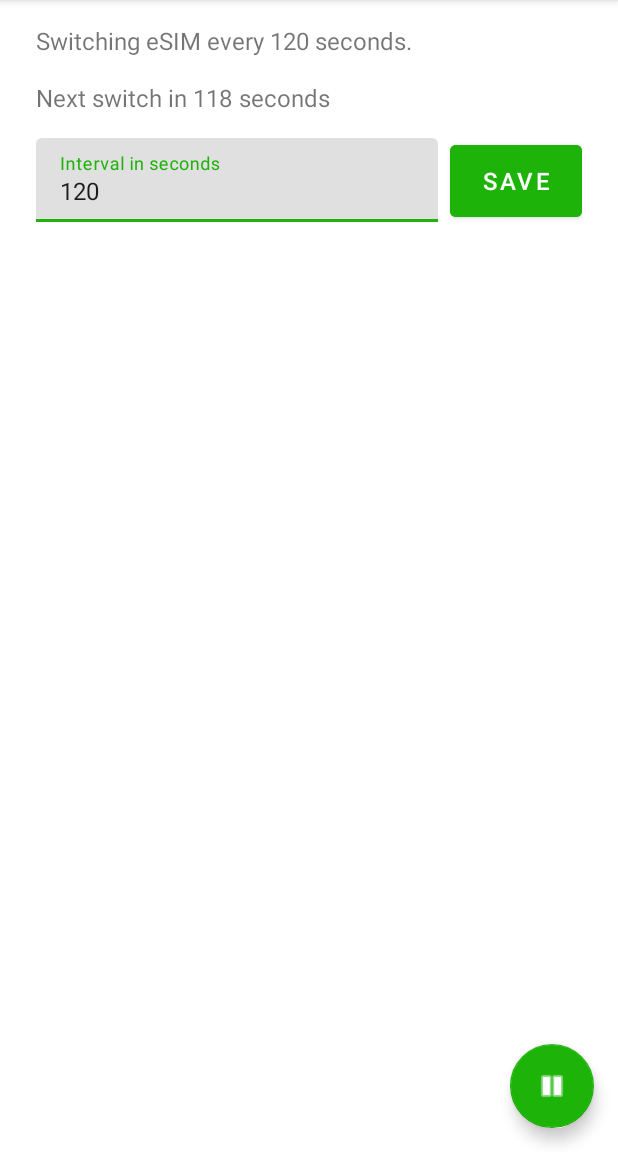
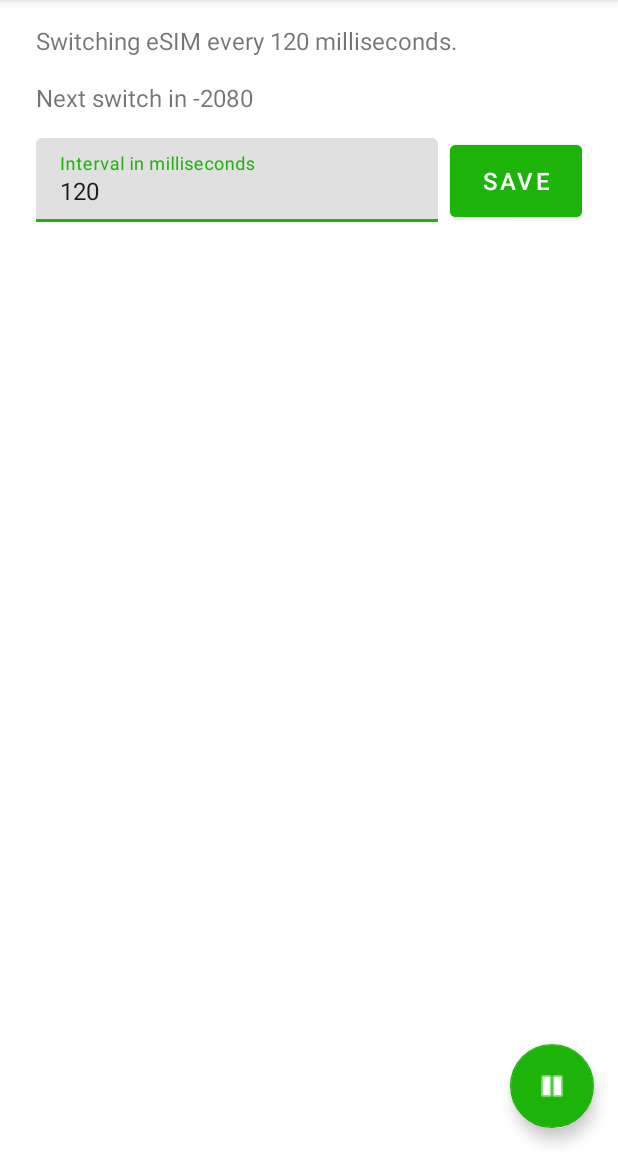
Before and after one commit to Alumnae/Revolver1s, an Android app: the screen it shows after launch (MainActivity), after a tap on "SAVE", on a phone screen of 412 x 824 dp, the part 84-1236 px from its top. Run offline under Robolectric (Android 15) with nearby library versions, the phone set to English and light mode, and no system bars; 2 statements that could not run were skipped.

Commit message:
seconds to milliseconds

```diff
--- a/app/src/main/java/ee/nekoko/revolver1s/MainActivity.kt
+++ b/app/src/main/java/ee/nekoko/revolver1s/MainActivity.kt
@@ -31,7 +31,7 @@ class MainActivity : AppCompatActivity() {
     private lateinit var nextSwitch: TextView
     private lateinit var fab: FloatingActionButton
     private lateinit var simCheckboxesContainer: LinearLayout
-    private var intervalInSeconds: Long = 0
+    private var intervalInMilliSeconds: Long = 0
     private var nextSwitchTime: Long = 0 // don't init
     private var handler: Handler = Handler(Looper.getMainLooper()) // To run tasks every second
     private var runnable: Runnable? = null
@@ -51,7 +51,7 @@ class MainActivity : AppCompatActivity() {
         fab = findViewById(R.id.fab)
         simCheckboxesContainer = findViewById(R.id.simCheckboxesContainer)
         sharedPreferences = getSharedPreferences("eSimPreferences", MODE_PRIVATE)
-        intervalInSeconds = sharedPreferences.getLong("interval", 120)
+        intervalInMilliSeconds = sharedPreferences.getLong("interval", 120)
         window.statusBarColor = resources.getColor(R.color.primary)
 
         startRecurringTimer()
@@ -61,7 +61,7 @@ class MainActivity : AppCompatActivity() {
             updateFABIcon(fab)
             // Start or stop your eSIM switching work based on the play/pause state
             if (isPlaying) {
-                Log.i("FAB", "Enqueued request in $intervalInSeconds seconds")
+                Log.i("FAB", "Enqueued request in $intervalInMilliSeconds milliseconds")
                 enqueue()
             } else {
                 WorkManager.getInstance(applicationContext).cancelAllWork()
@@ -69,19 +69,19 @@ class MainActivity : AppCompatActivity() {
         }
 
         initialize()
-        intervalInput.setText(intervalInSeconds.toString())
-        resultText.text = "Switching eSIM every $intervalInSeconds seconds."
+        intervalInput.setText(intervalInMilliSeconds.toString())
+        resultText.text = "Switching eSIM every $intervalInMilliSeconds milliseconds."
         saveButton.setOnClickListener {
             // Get the user input as a string
             val inputText = intervalInput.text.toString()
 
             // Validate the input changed to 1s
             if (inputText.isNotEmpty()) {
-                intervalInSeconds = inputText.toLong()
-                if (intervalInSeconds >= 1) {
-                    resultText.text = "Switching eSIM every $intervalInSeconds seconds."
+                intervalInMilliSeconds = inputText.toLong()
+                if (intervalInMilliSeconds >= 1) {
+                    resultText.text = "Switching eSIM every $intervalInMilliSeconds milliseconds."
                     val editor = sharedPreferences.edit()
-                    editor.putLong("interval", intervalInSeconds)
+                    editor.putLong("interval", intervalInMilliSeconds)
                     editor.apply()
                     enqueue()
                 } else {
@@ -101,9 +101,9 @@ class MainActivity : AppCompatActivity() {
     // Method to dynamically add SIM checkboxes (SIM1 to SIM5)
     private fun enqueue() {
         WorkManager.getInstance(applicationContext).cancelAllWork()
-        val oneTimeWorkRequest = OneTimeWorkRequestBuilder<SwitchWorker>().addTag("SwitchWorker").setInitialDelay(intervalInSeconds, TimeUnit.SECONDS).build()
+        val oneTimeWorkRequest = OneTimeWorkRequestBuilder<SwitchWorker>().addTag("SwitchWorker").setInitialDelay(intervalInMilliSeconds, TimeUnit.SECONDS).build()
         WorkManager.getInstance(applicationContext).enqueue(oneTimeWorkRequest)
-        nextSwitchTime = System.currentTimeMillis() + intervalInSeconds * 1000
+        nextSwitchTime = System.currentTimeMillis() + intervalInMilliSeconds
         val editor = sharedPreferences.edit()
         editor.putLong("nextSwitch", nextSwitchTime)
         editor.apply()
@@ -139,9 +139,9 @@ class MainActivity : AppCompatActivity() {
         runnable = object : Runnable {
             override fun run() {
                 val currentTime = System.currentTimeMillis()
-                val timeRemaining = ((sharedPreferences.getLong("nextSwitch", currentTime) - currentTime) / 1000)
+                val timeRemaining = ((sharedPreferences.getLong("nextSwitch", currentTime) - currentTime))
                 if (isPlaying) {
-                    nextSwitch.setText("Next switch in $timeRemaining seconds")
+                    nextSwitch.setText("Next switch in $timeRemaining milliseconds")
                 } else {
                     nextSwitch.setText("Switching paused.")
                 }
@@ -157,8 +157,8 @@ class MainActivity : AppCompatActivity() {
                         simSlotN.setText("SIM$i: ${sharedPreferences.getString("next_SIM$i", "Pending Switch")}")
                     }
                 }
-                // Post the runnable to run again after 1 second
-                handler.postDelayed(this, 1000)
+                // Post the runnable to run again after 1 millisecond
+                handler.postDelayed(this, 1)
             }
         }
 
--- a/app/src/main/java/ee/nekoko/revolver1s/SwitchWorker.kt
+++ b/app/src/main/java/ee/nekoko/revolver1s/SwitchWorker.kt
@@ -74,11 +74,11 @@ class SwitchWorker(context: Context, workerParams: WorkerParameters) : Worker(co
         }
 
         val sharedPreferences = applicationContext.getSharedPreferences("eSimPreferences", MODE_PRIVATE)
-        val intervalInSeconds = sharedPreferences.getLong("interval", 10 * 60)
-        val oneTimeWorkRequest = OneTimeWorkRequestBuilder<SwitchWorker>().setInitialDelay(intervalInSeconds, TimeUnit.SECONDS).build()
+        val intervalInMilliSeconds = sharedPreferences.getLong("interval", 10 * 60) * 1000
+        val oneTimeWorkRequest = OneTimeWorkRequestBuilder<SwitchWorker>().setInitialDelay(intervalInMilliSeconds, TimeUnit.SECONDS).build()
         WorkManager.getInstance(applicationContext).enqueue(oneTimeWorkRequest)
 
-        val nextSwitchTime = System.currentTimeMillis() + intervalInSeconds * 1000
+        val nextSwitchTime = System.currentTimeMillis() + intervalInMilliSeconds
         val editor = sharedPreferences.edit()
         editor.putLong("nextSwitch", nextSwitchTime)
         editor.apply()
--- a/app/src/main/res/layout/activity_main.xml
+++ b/app/src/main/res/layout/activity_main.xml
@@ -56,7 +56,7 @@
                 android:backgroundTint="@color/primary"
                 android:foregroundTint="@color/primary"
                 android:layout_marginEnd="8dp"
-                android:hint="Interval in seconds"
+                android:hint="Interval in milliseconds"
                 android:tooltipText="Set Interval">
 
                 <com.google.android.material.textfield.TextInputEditText
```
Also changed, not shown: 1 other file.
